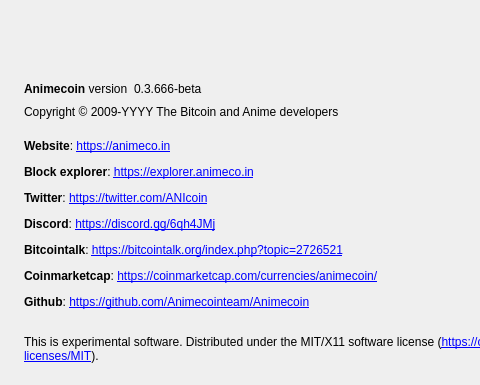
Animecointeam/Animecoin, file src/qt/forms/aboutdialog.ui: the form before one commit; both pictures show x 0 to 480 and y 0 to 385 of the 585 by 564 pixel window.
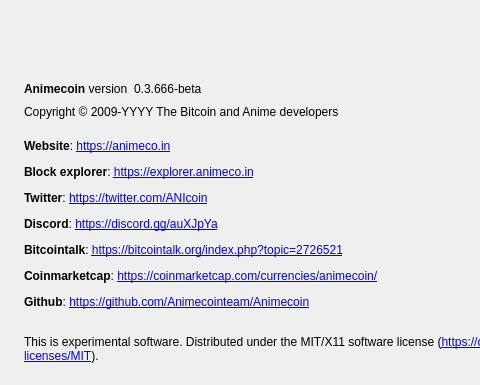
The form after the commit. Icons and pictures are not drawn.

Commit message: In fact, update both text and link.

```diff
--- a/src/qt/forms/aboutdialog.ui
+++ b/src/qt/forms/aboutdialog.ui
@@ -125,7 +125,7 @@
         <cursorShape>IBeamCursor</cursorShape>
        </property>
        <property name="text">
-        <string>&lt;html&gt;&lt;head/&gt;&lt;body&gt;&lt;p&gt;&lt;span style=&quot; font-weight:600;&quot;&gt;&lt;br/&gt;Website&lt;/span&gt;: &lt;a href=&quot;https://animeco.in&quot;&gt;&lt;span style=&quot; text-decoration: underline; color:#0000ff;&quot;&gt;https://animeco.in&lt;/span&gt;&lt;/a&gt;&lt;/p&gt;&lt;p&gt;&lt;span style=&quot; font-weight:600;&quot;&gt;Block explorer&lt;/span&gt;: &lt;a href=&quot;https://explorer.animeco.in&quot;&gt;&lt;span style=&quot; text-decoration: underline; color:#0000ff;&quot;&gt;https://explorer.animeco.in&lt;/span&gt;&lt;/a&gt;&lt;/p&gt;&lt;p&gt;&lt;span style=&quot; font-weight:600;&quot;&gt;Twitter&lt;/span&gt;: &lt;a href=&quot;https://twitter.com/ANIcoin&quot;&gt;&lt;span style=&quot; text-decoration: underline; color:#0000ff;&quot;&gt;https://twitter.com/ANIcoin&lt;/span&gt;&lt;/a&gt;&lt;/p&gt;&lt;p&gt;&lt;span style=&quot; font-weight:600;&quot;&gt;Discord&lt;/span&gt;: &lt;a href=&quot;https://discord.gg/6qh4JMj&quot;&gt;&lt;span style=&quot; text-decoration: underline; color:#0000ff;&quot;&gt;https://discord.gg/6qh4JMj&lt;/span&gt;&lt;/a&gt;&lt;/p&gt;&lt;p&gt;&lt;span style=&quot; font-weight:600;&quot;&gt;Bitcointalk&lt;/span&gt;: &lt;a href=&quot;https://bitcointalk.org/index.php?topic=2726521&quot;&gt;&lt;span style=&quot; text-decoration: underline; color:#0000ff;&quot;&gt;https://bitcointalk.org/index.php?topic=2726521&lt;/span&gt;&lt;/a&gt;&lt;/p&gt;&lt;p&gt;&lt;span style=&quot; font-weight:600;&quot;&gt;Coinmarketcap&lt;/span&gt;: &lt;a href=&quot;https://coinmarketcap.com/currencies/animecoin/&quot;&gt;&lt;span style=&quot; text-decoration: underline; color:#0000ff;&quot;&gt;https://coinmarketcap.com/currencies/animecoin/&lt;/span&gt;&lt;/a&gt;&lt;/p&gt;&lt;p&gt;&lt;span style=&quot; font-weight:600;&quot;&gt;Github&lt;/span&gt;: &lt;a href=&quot;https://github.com/Animecointeam/Animecoin&quot;&gt;&lt;span style=&quot; text-decoration: underline; color:#0000ff;&quot;&gt;https://github.com/Animecointeam/Animecoin&lt;/span&gt;&lt;/a&gt;&lt;/p&gt;&lt;p&gt;&lt;br/&gt;This is experimental software. Distributed under the MIT/X11 software license (&lt;a href=&quot;https://opensource.org/licenses/MIT&quot;&gt;&lt;span style=&quot; text-decoration: underline; color:#0000ff;&quot;&gt;https://opensource.org/licenses/MIT&lt;/span&gt;&lt;/a&gt;).&lt;br/&gt;&lt;/p&gt;&lt;p&gt;This software also uses:&lt;/p&gt;&lt;p&gt;OpenSSL libraries (&lt;a href=&quot;http://www.openssl.org/&quot;&gt;&lt;span style=&quot; text-decoration: underline; color:#0000ff;&quot;&gt;http://www.openssl.org/&lt;/span&gt;&lt;/a&gt;) and cryptographic software written by Eric Young (eay@cryptsoft.com).&lt;br/&gt;UPnP software written by Thomas Bernard.&lt;/p&gt;&lt;/body&gt;&lt;/html&gt;</string>
+        <string>&lt;html&gt;&lt;head/&gt;&lt;body&gt;&lt;p&gt;&lt;span style=&quot; font-weight:600;&quot;&gt;&lt;br/&gt;Website&lt;/span&gt;: &lt;a href=&quot;https://animeco.in&quot;&gt;&lt;span style=&quot; text-decoration: underline; color:#0000ff;&quot;&gt;https://animeco.in&lt;/span&gt;&lt;/a&gt;&lt;/p&gt;&lt;p&gt;&lt;span style=&quot; font-weight:600;&quot;&gt;Block explorer&lt;/span&gt;: &lt;a href=&quot;https://explorer.animeco.in&quot;&gt;&lt;span style=&quot; text-decoration: underline; color:#0000ff;&quot;&gt;https://explorer.animeco.in&lt;/span&gt;&lt;/a&gt;&lt;/p&gt;&lt;p&gt;&lt;span style=&quot; font-weight:600;&quot;&gt;Twitter&lt;/span&gt;: &lt;a href=&quot;https://twitter.com/ANIcoin&quot;&gt;&lt;span style=&quot; text-decoration: underline; color:#0000ff;&quot;&gt;https://twitter.com/ANIcoin&lt;/span&gt;&lt;/a&gt;&lt;/p&gt;&lt;p&gt;&lt;span style=&quot; font-weight:600;&quot;&gt;Discord&lt;/span&gt;: &lt;a href=&quot;https://discord.gg/auXJpYa&quot;&gt;&lt;span style=&quot; text-decoration: underline; color:#0000ff;&quot;&gt;https://discord.gg/auXJpYa&lt;/span&gt;&lt;/a&gt;&lt;/p&gt;&lt;p&gt;&lt;span style=&quot; font-weight:600;&quot;&gt;Bitcointalk&lt;/span&gt;: &lt;a href=&quot;https://bitcointalk.org/index.php?topic=2726521&quot;&gt;&lt;span style=&quot; text-decoration: underline; color:#0000ff;&quot;&gt;https://bitcointalk.org/index.php?topic=2726521&lt;/span&gt;&lt;/a&gt;&lt;/p&gt;&lt;p&gt;&lt;span style=&quot; font-weight:600;&quot;&gt;Coinmarketcap&lt;/span&gt;: &lt;a href=&quot;https://coinmarketcap.com/currencies/animecoin/&quot;&gt;&lt;span style=&quot; text-decoration: underline; color:#0000ff;&quot;&gt;https://coinmarketcap.com/currencies/animecoin/&lt;/span&gt;&lt;/a&gt;&lt;/p&gt;&lt;p&gt;&lt;span style=&quot; font-weight:600;&quot;&gt;Github&lt;/span&gt;: &lt;a href=&quot;https://github.com/Animecointeam/Animecoin&quot;&gt;&lt;span style=&quot; text-decoration: underline; color:#0000ff;&quot;&gt;https://github.com/Animecointeam/Animecoin&lt;/span&gt;&lt;/a&gt;&lt;/p&gt;&lt;p&gt;&lt;br/&gt;This is experimental software. Distributed under the MIT/X11 software license (&lt;a href=&quot;https://opensource.org/licenses/MIT&quot;&gt;&lt;span style=&quot; text-decoration: underline; color:#0000ff;&quot;&gt;https://opensource.org/licenses/MIT&lt;/span&gt;&lt;/a&gt;).&lt;br/&gt;&lt;/p&gt;&lt;p&gt;This software also uses:&lt;/p&gt;&lt;p&gt;OpenSSL libraries (&lt;a href=&quot;http://www.openssl.org/&quot;&gt;&lt;span style=&quot; text-decoration: underline; color:#0000ff;&quot;&gt;http://www.openssl.org/&lt;/span&gt;&lt;/a&gt;) and cryptographic software written by Eric Young (eay@cryptsoft.com).&lt;br/&gt;UPnP software written by Thomas Bernard.&lt;/p&gt;&lt;/body&gt;&lt;/html&gt;</string>
        </property>
        <property name="scaledContents">
         <bool>false</bool>
```
